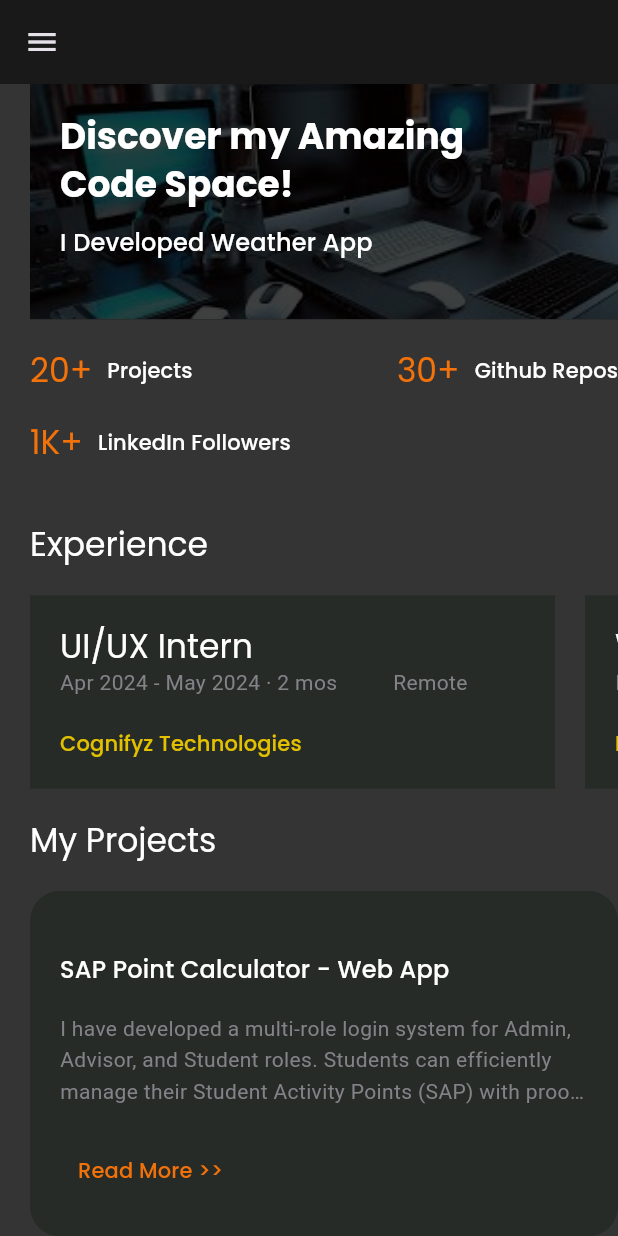
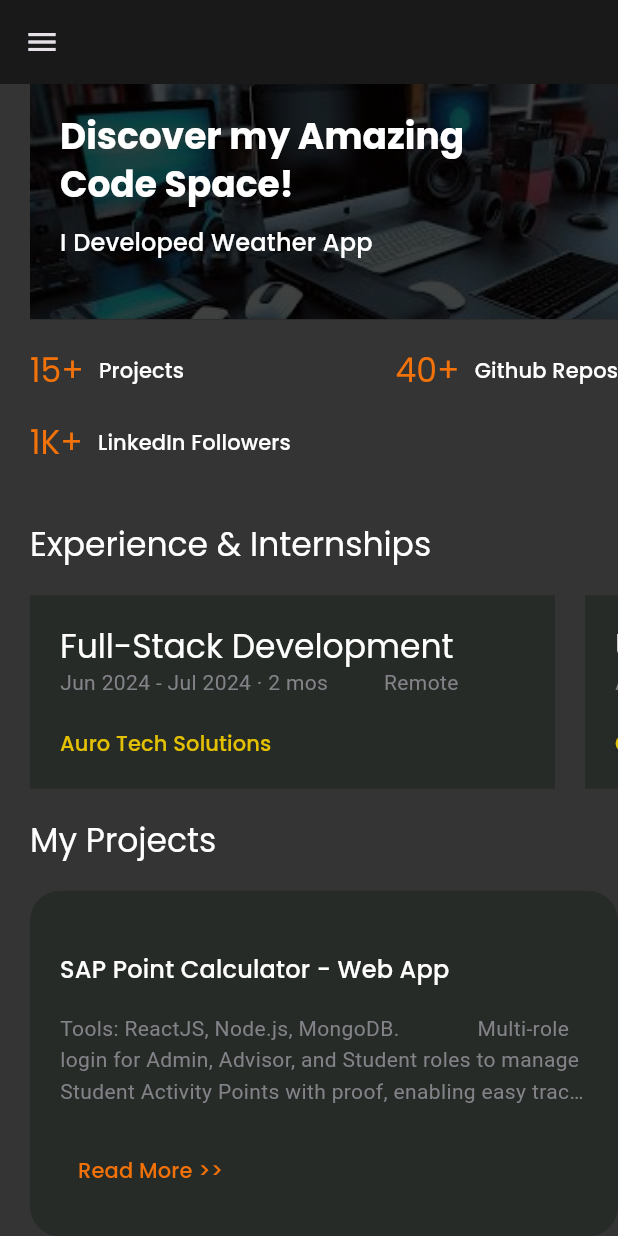
Before and after one commit to GiridharanS1729/flutter-portfolio, a Flutter app: the screen it shows after launch, on a phone screen of 412 x 824 dp. Run offline on Flutter 3.47's test engine with Material 3 defaults, Android fonts, the phone set to English and light mode, and no system bars; drawn by our look-alikes of animated_text_kit; our stand-ins replace flutter_svg, google_fonts.

Commit message:
250620240114

```diff
--- a/lib/models/Expr.dart
+++ b/lib/models/Expr.dart
@@ -5,6 +5,12 @@ class Expr {
 }
 
 final List<Expr> demoExperience = [
+  Expr(
+    titel: "Full-Stack Development",
+    company: "Auro Tech Solutions",
+    durs:
+        "Jun 2024 - Jul 2024 · 2 mos          Remote",
+  ),
   Expr(
     titel: "UI/UX Intern",
     company: "Cognifyz Technologies",
--- a/lib/models/Project.dart
+++ b/lib/models/Project.dart
@@ -8,26 +8,31 @@ List<Project> demoProjects = [
   Project(
     title: "SAP Point Calculator - Web App",
     description:
-        "I have developed a multi-role login system for Admin, Advisor, and Student roles. Students can efficiently manage their Student Activity Points (SAP) with proof images. Advisors can view and add student data.Implemented with HTML, CSS, JavaScript, Node.js, and MongoDB. ",
+        "Tools: ReactJS, Node.js, MongoDB.              Multi-role login for Admin, Advisor, and Student roles to manage Student Activity Points with proof, enabling easy tracking and management of SAP.",
+  ),
+  Project(
+    title: "Visitor Management System - Angular SPA",
+    description:
+        "Tools: Angular, MongoDB, Postman API.        Visitor registration, access control, and reporting with a responsive interface. Ensured robust functionality through comprehensive testing and validation.",
   ),
   Project(
     title: "Weather App - Web App",
     description:
-        "I have developed this website offering weather information for cities, featuring dynamic background images and corresponding audio based on current conditions. It provides humidity, current, maximum, and minimum temperatures, enhancing user experience with engaging visuals. HTML, CSS, JS, and API power its functionality.",
+        "Tools: HTML, CSS, JS, API.                         Provides weather info for cities with dynamic visuals, including temperature, humidity, and conditions, enhancing user experience with engaging and informative content.",
   ),
   Project(
     title: "Random Facts - Web App",
     description:
-        "I have developed an app tapping into an API to retrieve random facts. Users will enjoy discovering fascinating information on various topics, enhancing their knowledge in an engaging and accessible way.",
+        "Tools: HTML, CSS, JS, API.                         Retrieves random facts, offering users fascinating information on various topics. Enhances knowledge in an engaging, accessible way, making learning fun and interesting.",
   ),
   Project(
     title: "Event Calendar App - Android UI",
     description:
-        "I have developed the Event Calendar App using Java and Kotlin. This user-friendly app allows for easy scheduling and management of events, featuring intuitive event creation and editing, along with daily, weekly, and monthly views to enhance productivity and organization.",
+        "Tools: Java, Kotlin, Android Studio.               Schedule and manage events with intuitive creation and editing features. Includes daily, weekly, and monthly views to enhance productivity and organization.",
   ),
   Project(
     title: "SnapCart (E-Commerce app) - Android UI",
     description:
-        "In the first part of our complete e-commerce app, we show you how you can create a nice clean onboarding screen for your e-commerce app that can run in Android. Then on the second episode, we build a Sign in, Forgot Password screen with a custom error indicator.",
+        "Tools: Android Studio, Java.                       Features onboarding, Sign in, and Forgot Password screens with custom error indicators. Provides a clean, user-friendly interface for an e-commerce app.",
   ),
 ];
--- a/lib/screens/home/expr.dart
+++ b/lib/screens/home/expr.dart
@@ -17,7 +17,7 @@ class Expr extends StatelessWidget {
         crossAxisAlignment: CrossAxisAlignment.start,
         children: [
           Text(
-            "Experience",
+            "Experience & Internships",
             style: Theme.of(context).textTheme.titleLarge,
           ),
           const SizedBox(height: defaultPadding),
--- a/lib/screens/home/highlights.dart
+++ b/lib/screens/home/highlights.dart
@@ -22,14 +22,14 @@ class HighLightsInfo extends StatelessWidget {
                   children: [
                     HighLight(
                       counter: AnimatedCounter(
-                        value: 20,
+                        value: 15,
                         text: "+",
                       ),
                       label: "Projects",
                     ),
                     HighLight(
                       counter: AnimatedCounter(
-                        value: 30,
+                        value: 40,
                         text: "+",
                       ),
                       label: "Github Repos",
@@ -57,14 +57,14 @@ class HighLightsInfo extends StatelessWidget {
               children: [
                 HighLight(
                   counter: AnimatedCounter(
-                    value: 20,
+                    value: 15,
                     text: "+",
                   ),
                   label: "Projects",
                 ),
                 HighLight(
                   counter: AnimatedCounter(
-                    value: 30,
+                    value: 40,
                     text: "+",
                   ),
                   label: "Github Repos",
--- a/lib/screens/main/components/skills.dart
+++ b/lib/screens/main/components/skills.dart
@@ -35,7 +35,7 @@ class Skills extends StatelessWidget {
             Expanded(
               child: AnimatedCircularProgressIndicator(
                 percentage: 0.75,
-                label: "React",
+                label: "ReactJs",
               ),
             ),
             SizedBox(
@@ -44,7 +44,7 @@ class Skills extends StatelessWidget {
             Expanded(
               child: AnimatedCircularProgressIndicator(
                 percentage: 0.55,
-                label: "Angular",
+                label: "AngularJs",
               ),
             ),
           ],
```
